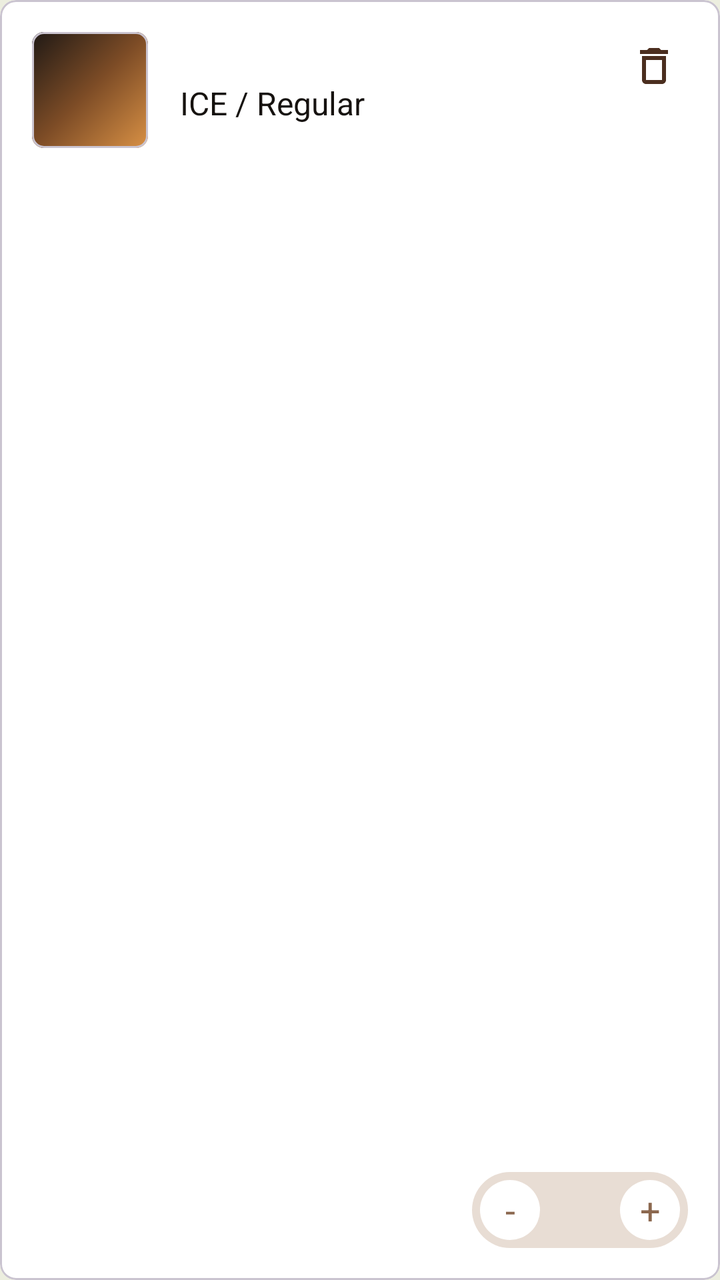
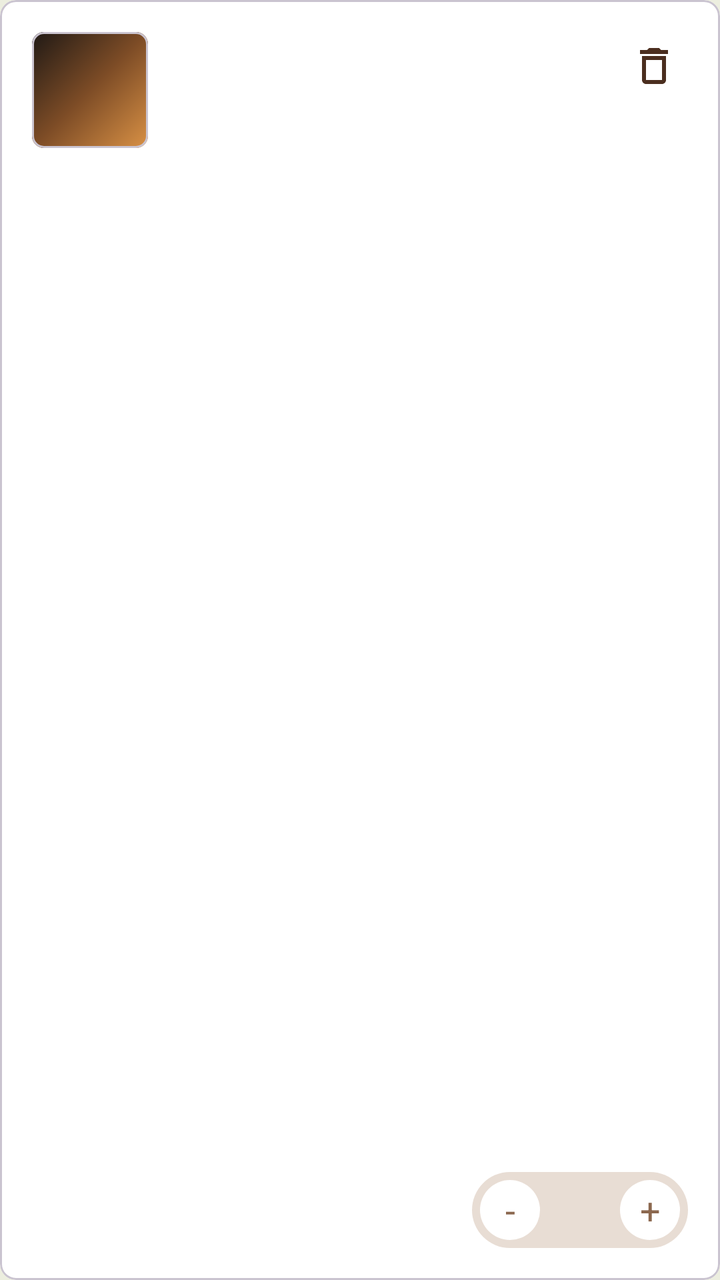

Two renders of the same Android screen: before a commit and after it. Below are the layout's source before the change and the commit's diff.
<!-- AndroidManifest.xml: application theme Theme.Payclient -->
<!-- res/layout/item_cart.xml -->
<?xml version="1.0" encoding="utf-8"?>
<com.google.android.material.card.MaterialCardView
    xmlns:android="http://schemas.android.com/apk/res/android"
    xmlns:app="http://schemas.android.com/apk/res-auto"
    android:layout_width="match_parent"
    android:layout_height="160dp"
    android:layout_marginStart="6dp"
    android:layout_marginEnd="6dp"
    android:layout_marginBottom="16dp"
    app:cardBackgroundColor="@color/white"
    app:cardCornerRadius="8dp"
    app:cardElevation="0dp">

    <androidx.constraintlayout.widget.ConstraintLayout
        android:layout_width="match_parent"
        android:layout_height="match_parent"
        android:padding="16dp">

        <com.google.android.material.card.MaterialCardView
            android:id="@+id/card_cart_image"
            android:layout_width="58dp"
            android:layout_height="58dp"
            app:cardCornerRadius="6dp"
            app:cardElevation="0dp"
            app:layout_constraintStart_toStartOf="parent"
            app:layout_constraintTop_toTopOf="parent">

            <FrameLayout
                android:layout_width="match_parent"
                android:layout_height="match_parent"
                android:background="@drawable/bg_latte_menu">

                <ImageView
                    android:id="@+id/iv_cart_menu_image"
                    android:layout_width="52dp"
                    android:layout_height="52dp"
                    android:layout_gravity="center"
                    android:contentDescription="@null" />
            </FrameLayout>
        </com.google.android.material.card.MaterialCardView>

        <TextView
            android:id="@+id/tv_cart_menu_name"
            android:layout_width="0dp"
            android:layout_height="wrap_content"
            android:layout_marginStart="16dp"
            android:layout_marginEnd="34dp"
            android:ellipsize="end"
            android:maxLines="1"
            android:textColor="@color/text_primary"
            android:textSize="16sp"
            app:layout_constraintEnd_toEndOf="parent"
            app:layout_constraintStart_toEndOf="@id/card_cart_image"
            app:layout_constraintTop_toTopOf="@id/card_cart_image" />

        <TextView
            android:id="@+id/tv_cart_option"
            android:layout_width="0dp"
            android:layout_height="wrap_content"
            android:layout_marginStart="16dp"
            android:layout_marginTop="3dp"
            android:layout_marginEnd="34dp"
            android:ellipsize="end"
            android:maxLines="1"
            android:text="ICE / Regular"
            android:textColor="@color/text_primary"
            android:textSize="16sp"
            app:layout_constraintEnd_toEndOf="parent"
            app:layout_constraintStart_toEndOf="@id/card_cart_image"
            app:layout_constraintTop_toBottomOf="@id/tv_cart_menu_name" />

        <TextView
            android:id="@+id/tv_cart_menu_price"
            android:layout_width="0dp"
            android:layout_height="wrap_content"
            android:layout_marginStart="16dp"
            android:layout_marginTop="3dp"
            android:layout_marginEnd="34dp"
            android:textColor="@color/coffee_brown"
            android:textSize="15sp"
            app:layout_constraintEnd_toEndOf="parent"
            app:layout_constraintStart_toEndOf="@id/card_cart_image"
            app:layout_constraintTop_toBottomOf="@id/tv_cart_option" />

        <ImageButton
            android:id="@+id/btn_remove"
            android:layout_width="34dp"
            android:layout_height="34dp"
            android:background="?attr/selectableItemBackgroundBorderless"
            android:contentDescription="삭제"
            android:padding="7dp"
            android:src="@drawable/ic_delete_outline"
            app:tint="@color/coffee_brown_dark"
            app:layout_constraintEnd_toEndOf="parent"
            app:layout_constraintTop_toTopOf="parent" />

        <TextView
            android:id="@+id/tv_cart_item_total"
            android:layout_width="0dp"
            android:layout_height="wrap_content"
            android:layout_marginEnd="12dp"
            android:textColor="@color/coffee_brown"
            android:textSize="16sp"
            app:layout_constraintBottom_toBottomOf="@id/layout_quantity_control"
            app:layout_constraintEnd_toStartOf="@id/layout_quantity_control"
            app:layout_constraintStart_toStartOf="parent"
            app:layout_constraintTop_toTopOf="@id/layout_quantity_control" />

        <LinearLayout
            android:id="@+id/layout_quantity_control"
            android:layout_width="108dp"
            android:layout_height="38dp"
            android:background="@drawable/bg_quantity_stepper"
            android:gravity="center"
            android:orientation="horizontal"
            android:padding="4dp"
            app:layout_constraintBottom_toBottomOf="parent"
            app:layout_constraintEnd_toEndOf="parent">

            <TextView
                android:id="@+id/btn_decrease"
                android:layout_width="30dp"
                android:layout_height="30dp"
                android:background="@drawable/bg_qty_button"
                android:gravity="center"
                android:text="-"
                android:textColor="@color/coffee_brown"
                android:textSize="18sp" />

            <TextView
                android:id="@+id/tv_cart_quantity"
                android:layout_width="40dp"
                android:layout_height="30dp"
                android:gravity="center"
                android:textColor="@color/coffee_brown_dark"
                android:textSize="14sp" />

            <TextView
                android:id="@+id/btn_increase"
                android:layout_width="30dp"
                android:layout_height="30dp"
                android:background="@drawable/bg_qty_button"
                android:gravity="center"
                android:text="+"
                android:textColor="@color/coffee_brown"
                android:textSize="18sp" />
        </LinearLayout>
    </androidx.constraintlayout.widget.ConstraintLayout>
</com.google.android.material.card.MaterialCardView>
<!-- resources referenced by this layout -->
<resources>
  <color name="coffee_brown">#8B674E</color>
  <color name="coffee_brown_dark">#4B2E1F</color>
  <color name="text_primary">#16120F</color>
  <color name="white">#FFFFFFFF</color>
  <!-- drawable bg_latte_menu (drawable) -->
  <?xml version="1.0" encoding="utf-8"?>
  <layer-list xmlns:android="http://schemas.android.com/apk/res/android">
      <item>
          <shape>
              <gradient
                  android:angle="315"
                  android:startColor="#1F1915"
                  android:centerColor="#7D4C26"
                  android:endColor="#D99145" />
          </shape>
      </item>
      <item android:left="118dp" android:top="14dp" android:right="0dp" android:bottom="34dp">
          <shape android:shape="oval">
              <solid android:color="#4DFFFFFF" />
          </shape>
      </item>
  </layer-list>
  <!-- drawable bg_qty_button (drawable) -->
  <?xml version="1.0" encoding="utf-8"?>
  <shape xmlns:android="http://schemas.android.com/apk/res/android"
      android:shape="oval">
      <solid android:color="@color/white" />
  </shape>
  <!-- drawable bg_quantity_stepper (drawable) -->
  <?xml version="1.0" encoding="utf-8"?>
  <shape xmlns:android="http://schemas.android.com/apk/res/android">
      <corners android:radius="19dp" />
      <solid android:color="#E8DDD4" />
  </shape>
  <!-- drawable ic_delete_outline (drawable) -->
  <vector xmlns:android="http://schemas.android.com/apk/res/android"
      android:width="24dp"
      android:height="24dp"
      android:viewportWidth="24"
      android:viewportHeight="24">
      <path
          android:fillColor="#FF000000"
          android:pathData="M6,19C6,20.1 6.9,21 8,21H16C17.1,21 18,20.1 18,19V7H6V19ZM8,9H16V19H8V9ZM15.5,4L14.5,3H9.5L8.5,4H5V6H19V4H15.5Z" />
  </vector>
  <style name="Theme.Payclient" parent="Base.Theme.Payclient" />
  <style name="Base.Theme.Payclient" parent="Theme.Material3.DayNight.NoActionBar">
          
          <item name="colorPrimary">@color/beige</item>
          <item name="android:windowBackground">@color/baby_blue</item>
      </style>
  <color name="beige">#D9C4B0</color>
  <color name="baby_blue">#ECEEDF</color>
</resources>

<!-- the commit's change to res/layout/item_cart.xml (unified diff, before → after) -->
@@ -62,7 +62,6 @@
             android:layout_marginEnd="34dp"
             android:ellipsize="end"
             android:maxLines="1"
-            android:text="ICE / Regular"
             android:textColor="@color/text_primary"
             android:textSize="16sp"
             app:layout_constraintEnd_toEndOf="parent"
